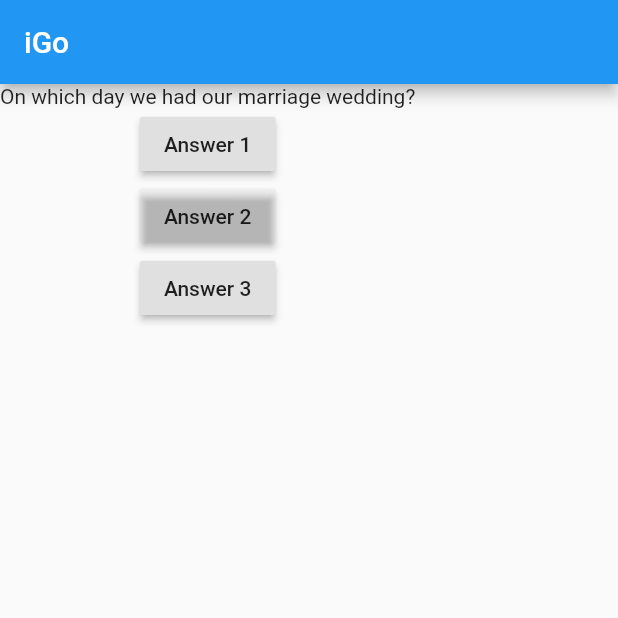
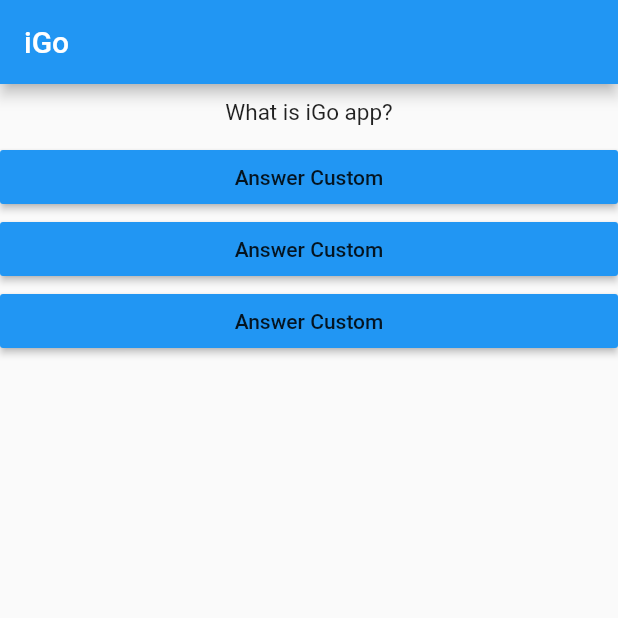
Before and after one commit to PascoalBayonne/flutter-course, a Flutter app: the screen it shows after launch, on a phone screen of 412 x 824 dp, the top half of it. Run offline on Flutter 3.47's test engine with Material 2 defaults, Android fonts, the light colour scheme and no system bars.

Commit message:
adding new custom widget for answers

```diff
--- /dev/null
+++ b/flutter_basics/lib/answer.dart
@@ -0,0 +1,19 @@
+import 'package:flutter/material.dart';
+
+class Answer extends StatelessWidget {
+  final VoidCallback selectHandler;
+
+  Answer(this.selectHandler);
+
+  @override
+  Widget build(BuildContext context) {
+    return Container(
+      width: double.infinity,
+      child: RaisedButton(
+        child: Text('Answer Custom'),
+        color: Colors.blue,
+        onPressed: selectHandler,
+      ),
+    );
+  }
+}
--- a/flutter_basics/lib/main.dart
+++ b/flutter_basics/lib/main.dart
@@ -1,4 +1,6 @@
 import 'package:flutter/material.dart';
+import './question.dart';
+import './answer.dart';
 
 void main() {
   runApp(MyApp());
@@ -13,13 +15,14 @@ class MyApp extends StatefulWidget {
 
 class MyAppState extends State<MyApp> {
   var questions = [
-    'On which day we had our marriage wedding?',
-    'What\'s your favorite SO',
-    'Mercedes or BMW'
+    'What is iGo app?',
+    'When it was released?',
+    'Would you recommend'
   ];
 
-  var _questionIndex = 0; // the "_" means that its a private field, so it cannot be changed outside (encapsulation)
-  void answerQuestion() {
+  var _questionIndex =
+      0; // the "_" means that its a private field, so it cannot be changed outside (encapsulation)
+  void _answerQuestion() {
     //forces flutter to re(render) the UI. Not the all UI app but the widget that called the setState
     setState(() {
       _questionIndex = _questionIndex + 1;
@@ -36,22 +39,10 @@ class MyAppState extends State<MyApp> {
         ),
         body: Column(
           children: [
-            Text(questions[_questionIndex]),
-            RaisedButton(
-              child: Text('Answer 1'),
-              onPressed: answerQuestion,
-            ),
-            RaisedButton(
-              child: Text('Answer 2'),
-              focusColor: Color(05),
-              color: Color(016),
-              onPressed: answerQuestion,
-            ),
-            RaisedButton(
-              child: Text('Answer 3'),
-              onPressed: () =>
-                  print('Now you have just printed annonymous function'),
-            )
+            Question(questions[_questionIndex]),
+            Answer(_answerQuestion),
+            Answer(_answerQuestion),
+            Answer(_answerQuestion)
           ],
         ),
         // backgroundColor: Color(00),
--- /dev/null
+++ b/flutter_basics/lib/question.dart
@@ -0,0 +1,21 @@
+import 'package:flutter/material.dart';
+
+class Question extends StatelessWidget {
+  final String questionText;
+
+  Question(this.questionText);
+
+  @override
+  Widget build(BuildContext context) {
+    return Container(
+      width: double.infinity,
+      margin: EdgeInsets.all(10),
+      child: Text(
+        questionText,
+        style: TextStyle(fontSize: 15),
+        textAlign: TextAlign.center,
+        maxLines: 1,
+      ),
+    );
+  }
+}
```
